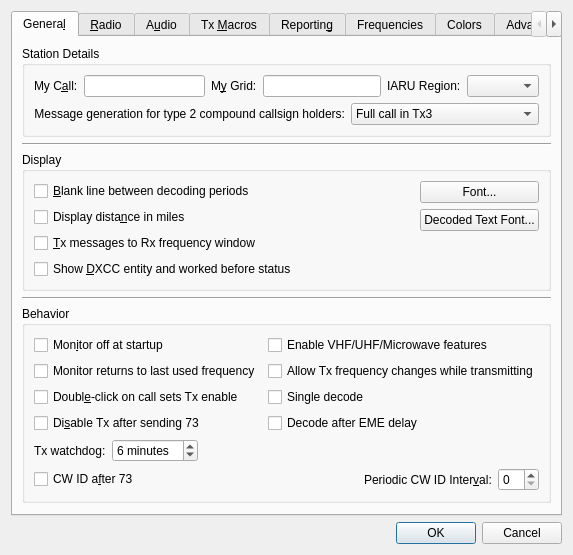
The window that Configuration.ui (saitohirga/WSJT-X) describes before a commit, drawn with Qt 5.
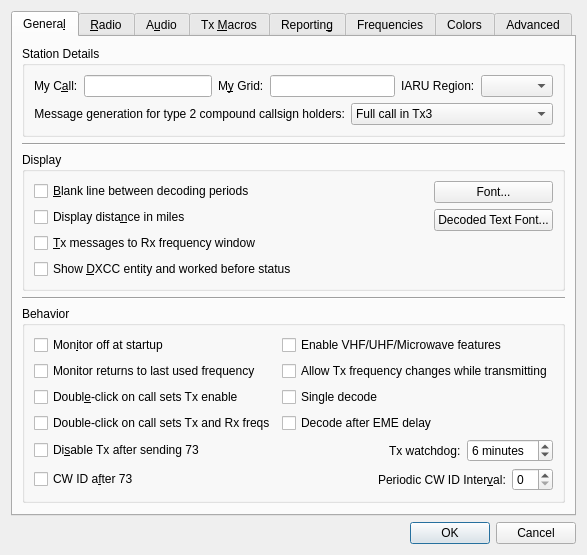
The same window after the commit.

Commit message: Add an option to enforce simplex operation (moving both Tx and Rx frequency) when double-clicking on a decoded text line.

Patch:
```diff
--- a/Configuration.ui
+++ b/Configuration.ui
@@ -269,12 +269,51 @@
           <string>Behavior</string>
          </property>
          <layout class="QGridLayout" name="gridLayout_8">
-          <item row="0" column="1">
-           <widget class="QCheckBox" name="enable_VHF_features_check_box">
-            <property name="text">
-             <string>Enable VHF/UHF/Microwave features</string>
-            </property>
-           </widget>
+          <item row="4" column="1">
+           <layout class="QHBoxLayout" name="horizontalLayout_12">
+            <item>
+             <spacer name="horizontalSpacer_7">
+              <property name="orientation">
+               <enum>Qt::Horizontal</enum>
+              </property>
+              <property name="sizeHint" stdset="0">
+               <size>
+                <width>0</width>
+                <height>0</height>
+               </size>
+              </property>
+             </spacer>
+            </item>
+            <item>
+             <widget class="QLabel" name="label_10">
+              <property name="text">
+               <string>Tx watchdog:</string>
+              </property>
+              <property name="buddy">
+               <cstring>tx_watchdog_spin_box</cstring>
+              </property>
+             </widget>
+            </item>
+            <item>
+             <widget class="QSpinBox" name="tx_watchdog_spin_box">
+              <property name="toolTip">
+               <string>&lt;html&gt;&lt;head/&gt;&lt;body&gt;&lt;p&gt;Number of minutes before unattended transmissions are aborted&lt;/p&gt;&lt;/body&gt;&lt;/html&gt;</string>
+              </property>
+              <property name="specialValueText">
+               <string>Disabled</string>
+              </property>
+              <property name="suffix">
+               <string> minutes</string>
+              </property>
+              <property name="prefix">
+               <string/>
+              </property>
+              <property name="value">
+               <number>6</number>
+              </property>
+             </widget>
+            </item>
+           </layout>
           </item>
           <item row="0" column="0">
            <widget class="QCheckBox" name="monitor_off_check_box">
@@ -289,6 +328,13 @@
             </property>
            </widget>
           </item>
+          <item row="0" column="1">
+           <widget class="QCheckBox" name="enable_VHF_features_check_box">
+            <property name="text">
+             <string>Enable VHF/UHF/Microwave features</string>
+            </property>
+           </widget>
+          </item>
           <item row="3" column="1">
            <widget class="QCheckBox" name="decode_at_52s_check_box">
             <property name="text">
@@ -296,6 +342,23 @@
             </property>
            </widget>
           </item>
+          <item row="2" column="1">
+           <widget class="QCheckBox" name="single_decode_check_box">
+            <property name="text">
+             <string>Single decode</string>
+            </property>
+           </widget>
+          </item>
+          <item row="1" column="1">
+           <widget class="QCheckBox" name="tx_QSY_check_box">
+            <property name="toolTip">
+             <string>&lt;html&gt;&lt;head/&gt;&lt;body&gt;&lt;p&gt;Some rigs are not able to process CAT commands while transmitting. This means that if you are operating in split mode you may have to uncheck this option.&lt;/p&gt;&lt;/body&gt;&lt;/html&gt;</string>
+            </property>
+            <property name="text">
+             <string>Allow Tx frequency changes while transmitting</string>
+            </property>
+           </widget>
+          </item>
           <item row="6" column="0" colspan="2">
            <layout class="QHBoxLayout" name="horizontalLayout_9">
             <item>
@@ -355,69 +418,6 @@
             </item>
            </layout>
           </item>
-          <item row="2" column="1">
-           <widget class="QCheckBox" name="single_decode_check_box">
-            <property name="text">
-             <string>Single decode</string>
-            </property>
-           </widget>
-          </item>
-          <item row="1" column="1">
-           <widget class="QCheckBox" name="tx_QSY_check_box">
-            <property name="toolTip">
-             <string>&lt;html&gt;&lt;head/&gt;&lt;body&gt;&lt;p&gt;Some rigs are not able to process CAT commands while transmitting. This means that if you are operating in split mode you may have to uncheck this option.&lt;/p&gt;&lt;/body&gt;&lt;/html&gt;</string>
-            </property>
-            <property name="text">
-             <string>Allow Tx frequency changes while transmitting</string>
-            </property>
-           </widget>
-          </item>
-          <item row="4" column="0">
-           <layout class="QHBoxLayout" name="horizontalLayout_12">
-            <item>
-             <widget class="QLabel" name="label_10">
-              <property name="text">
-               <string>Tx watchdog:</string>
-              </property>
-              <property name="buddy">
-               <cstring>tx_watchdog_spin_box</cstring>
-              </property>
-             </widget>
-            </item>
-            <item>
-             <widget class="QSpinBox" name="tx_watchdog_spin_box">
-              <property name="toolTip">
-               <string>&lt;html&gt;&lt;head/&gt;&lt;body&gt;&lt;p&gt;Number of minutes before unattended transmissions are aborted&lt;/p&gt;&lt;/body&gt;&lt;/html&gt;</string>
-              </property>
-              <property name="specialValueText">
-               <string>Disabled</string>
-              </property>
-              <property name="suffix">
-               <string> minutes</string>
-              </property>
-              <property name="prefix">
-               <string/>
-              </property>
-              <property name="value">
-               <number>6</number>
-              </property>
-             </widget>
-            </item>
-            <item>
-             <spacer name="horizontalSpacer_7">
-              <property name="orientation">
-               <enum>Qt::Horizontal</enum>
-              </property>
-              <property name="sizeHint" stdset="0">
-               <size>
-                <width>0</width>
-                <height>0</height>
-               </size>
-              </property>
-             </spacer>
-            </item>
-           </layout>
-          </item>
           <item row="1" column="0">
            <widget class="QCheckBox" name="monitor_last_used_check_box">
             <property name="toolTip">
@@ -438,7 +438,7 @@
             </property>
            </widget>
           </item>
-          <item row="3" column="0">
+          <item row="4" column="0">
            <widget class="QCheckBox" name="disable_TX_on_73_check_box">
             <property name="toolTip">
              <string>Turns off automatic transmissions after sending a 73 or any other free
@@ -449,6 +449,13 @@
             </property>
            </widget>
           </item>
+          <item row="3" column="0">
+           <widget class="QCheckBox" name="cbDefaultSimplex">
+            <property name="text">
+             <string>Double-click on call sets Tx and Rx freqs</string>
+            </property>
+           </widget>
+          </item>
          </layout>
         </widget>
        </item>
```
Left out of the diff: 7 changed lines with no effect on the pictures. The commit also changes 5 other files.
